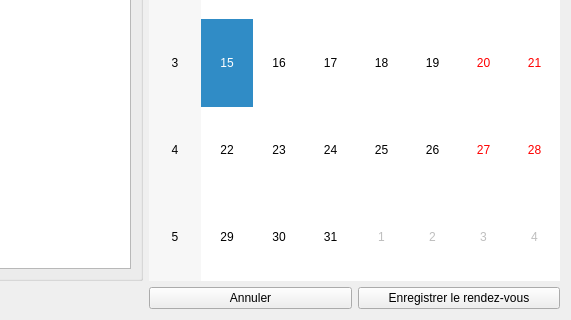
Qt form UserInterface/ui_Files/CreateNewDateScreen.ui (GuillaumeMajstruk/softOsteo) before a commit; both pictures show x 279 to 850 and y 367 to 687 of the 850 by 687 pixel window.
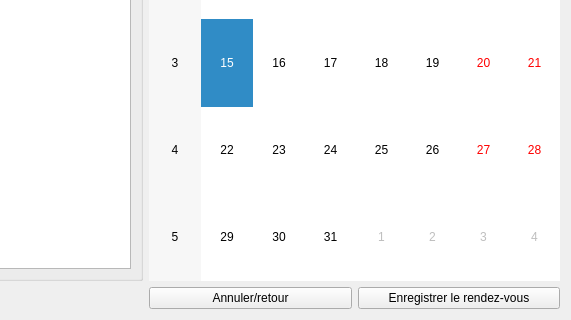
The same form after that commit.

What changed in the file:
```diff
--- a/UserInterface/ui_Files/CreateNewDateScreen.ui
+++ b/UserInterface/ui_Files/CreateNewDateScreen.ui
@@ -63,17 +63,17 @@
    <item row="1" column="2">
     <layout class="QHBoxLayout" name="horizontalLayout">
      <item>
-      <widget class="QPushButton" name="saveNewDate_PB">
+      <widget class="QPushButton" name="return_PB">
        <property name="toolTip">
         <string>Retour à la page précédente</string>
        </property>
        <property name="text">
-        <string>Annuler</string>
+        <string>Annuler/retour</string>
        </property>
       </widget>
      </item>
      <item>
-      <widget class="QPushButton" name="cancel_PB">
+      <widget class="QPushButton" name="saveNewDate_PB">
        <property name="toolTip">
         <string>Enregistrer le rendez-vous dans le planning</string>
        </property>
```
Left out of the diff: 2 changed lines with no effect on the pictures.
